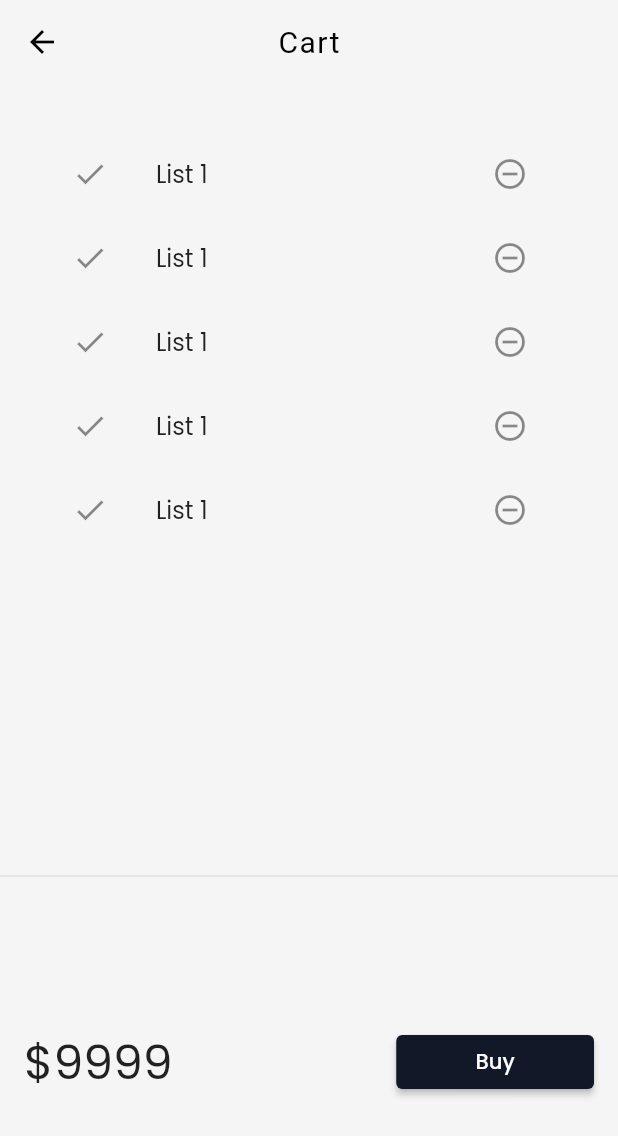
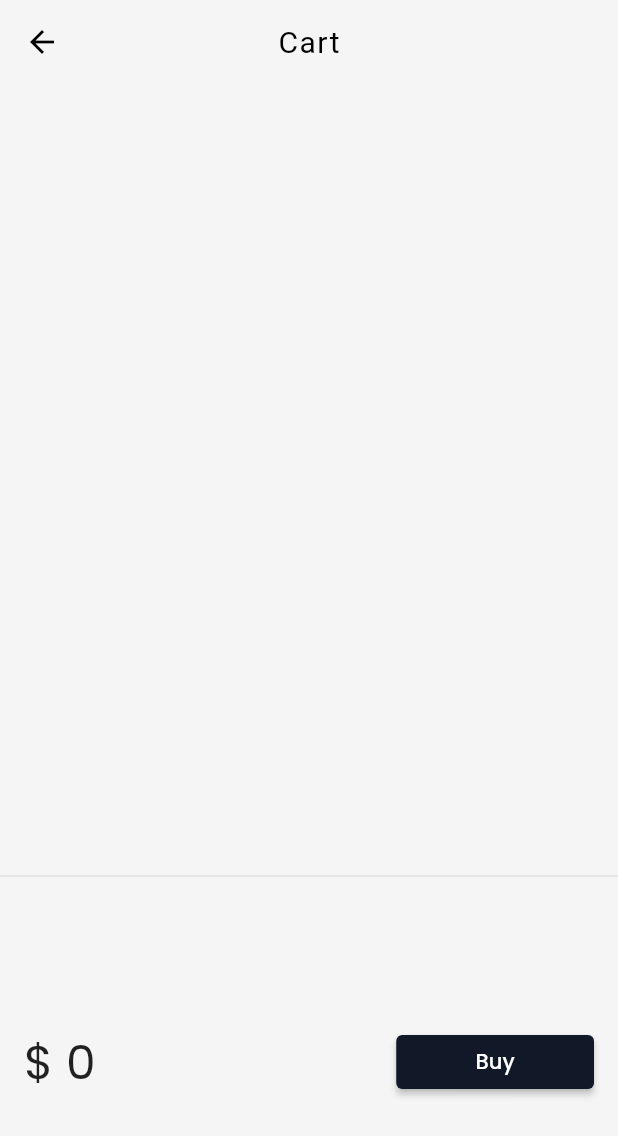
Before and after one commit to narenymca/learnFlutter, a Flutter app: the screen it shows after launch, after a tap on an icon or button, on a phone screen of 412 x 824 dp. Shown: the top 1136 px of the screen. Run offline on Flutter 3.47's test engine with Material 2 defaults, Android fonts, the phone set to English and light mode, and no system bars; our stand-ins replace google_fonts, velocity_x; network calls fail.

Commit message:
day24 completed

```diff
--- a/sample/lib/models/cart.dart
+++ b/sample/lib/models/cart.dart
@@ -1,18 +1,23 @@
 import 'package:sample/models/catalog.dart';
 
 class CartModel {
+  static final cartModel = CartModel._internal();
+  CartModel._internal();
+  factory CartModel() => cartModel;
+
   //catalog field
-  late CatalogModel _catalog;
+  CatalogModel? _catalog;
+
+  CatalogModel? get catalog => _catalog;
+  set catalog(CatalogModel? newCatalog) {
+    assert(newCatalog != null);
+    _catalog = newCatalog;
+  }
 
   //collection of ids
   final List<int> _itemIds = [];
 
-  CatalogModel get catalog => _catalog;
-  set catalog(CatalogModel newCatalog) {
-    assert(newCatalog != null);
-  }
-
-  List<Item> get items => _itemIds.map((id) => _catalog.getById(id)).toList();
+  List<Item> get items => _itemIds.map((id) => _catalog!.getById(id)).toList();
 
   num get totalPrice =>
       items.fold(0, (total, current) => total + current.price);
--- a/sample/lib/models/catalog.dart
+++ b/sample/lib/models/catalog.dart
@@ -1,4 +1,6 @@
 class CatalogModel {
+
+
   static List<Item>? items;
 
   Item getById(int id) =>
--- a/sample/lib/pages/cart_page.dart
+++ b/sample/lib/pages/cart_page.dart
@@ -1,4 +1,5 @@
 import 'package:flutter/material.dart';
+import 'package:sample/models/cart.dart';
 import 'package:sample/widgets/Theme.dart';
 import 'package:velocity_x/velocity_x.dart';
 
@@ -29,12 +30,13 @@ class _CartTotal extends StatelessWidget {
 
   @override
   Widget build(BuildContext context) {
+    final _cart = CartModel();
     return SizedBox(
       height: 200,
       child: Row(
         mainAxisAlignment: MainAxisAlignment.spaceBetween,
         children: [
-          "\$9999".text.xl4.make(),
+          "\$ ${_cart.totalPrice}".text.xl4.make(),
           ElevatedButton(
                   style: ButtonStyle(
                       backgroundColor: MaterialStateProperty.all(
@@ -65,13 +67,14 @@ class CartList extends StatefulWidget {
 class _CartListState extends State<CartList> {
   @override
   Widget build(BuildContext context) {
+    final _cart = CartModel();
     return ListView.builder(
-        itemCount: 5,
+        itemCount: _cart.items.length,
         itemBuilder: (context, index) => ListTile(
               leading: Icon(Icons.done),
               trailing: IconButton(
                   onPressed: () {}, icon: Icon(Icons.remove_circle_outline)),
-              title: "List 1".text.make(),
+              title: _cart.items[index].name.text.make(),
             ));
   }
 }
--- a/sample/lib/widgets/home_widgets/catalog_image.dart
+++ b/sample/lib/widgets/home_widgets/catalog_image.dart
@@ -14,11 +14,11 @@ class CatalogImage extends StatelessWidget {
   Widget build(BuildContext context) {
     return Image.network(image)
         .box
+        .square(100)
         .rounded
         .p24
         .color(context.canvasColor)
         .make()
-        .p16()
-        .w40(context);
+        .p16();
   }
 }
--- a/sample/lib/widgets/home_widgets/catalog_list.dart
+++ b/sample/lib/widgets/home_widgets/catalog_list.dart
@@ -1,5 +1,6 @@
 import 'package:flutter/material.dart';
 import 'package:flutter/widgets.dart';
+import 'package:sample/models/cart.dart';
 import 'package:sample/pages/home_detail_page.dart';
 
 import 'package:velocity_x/velocity_x.dart';
@@ -46,14 +47,7 @@ class CatalogList extends StatelessWidget {
                       buttonPadding: Vx.m0,
                       children: [
                         "\$ ${catalog.price}".text.bold.xl.make(),
-                        ElevatedButton(
-                            onPressed: () {},
-                            style: ButtonStyle(
-                              shape: MaterialStateProperty.all(StadiumBorder()),
-                              backgroundColor: MaterialStateProperty.all(
-                                  context.theme.bottomAppBarColor),
-                            ),
-                            child: "Add to Cart".text.make())
+                        _AddtoCart(catalog: catalog),
                       ],
                     ).pOnly(right: 8.0)
                   ],
@@ -64,3 +58,36 @@ class CatalogList extends StatelessWidget {
         });
   }
 }
+
+class _AddtoCart extends StatefulWidget {
+  final Item catalog;
+  const _AddtoCart({
+    Key? key,
+    required this.catalog,
+  }) : super(key: key);
+
+  @override
+  State<_AddtoCart> createState() => _AddtoCartState();
+}
+
+class _AddtoCartState extends State<_AddtoCart> {
+  bool isAdded = false;
+  @override
+  Widget build(BuildContext context) {
+    return ElevatedButton(
+        onPressed: () {
+          isAdded = isAdded.toggle();
+          final _catalog = CatalogModel();
+          final _cart = CartModel();
+          _cart.catalog = _catalog;
+          _cart.add(widget.catalog);
+          setState(() {});
+        },
+        style: ButtonStyle(
+          shape: MaterialStateProperty.all(StadiumBorder()),
+          backgroundColor:
+              MaterialStateProperty.all(context.theme.bottomAppBarColor),
+        ),
+        child: isAdded ? Icon(Icons.done) : "Add to Cart".text.make());
+  }
+}
```
